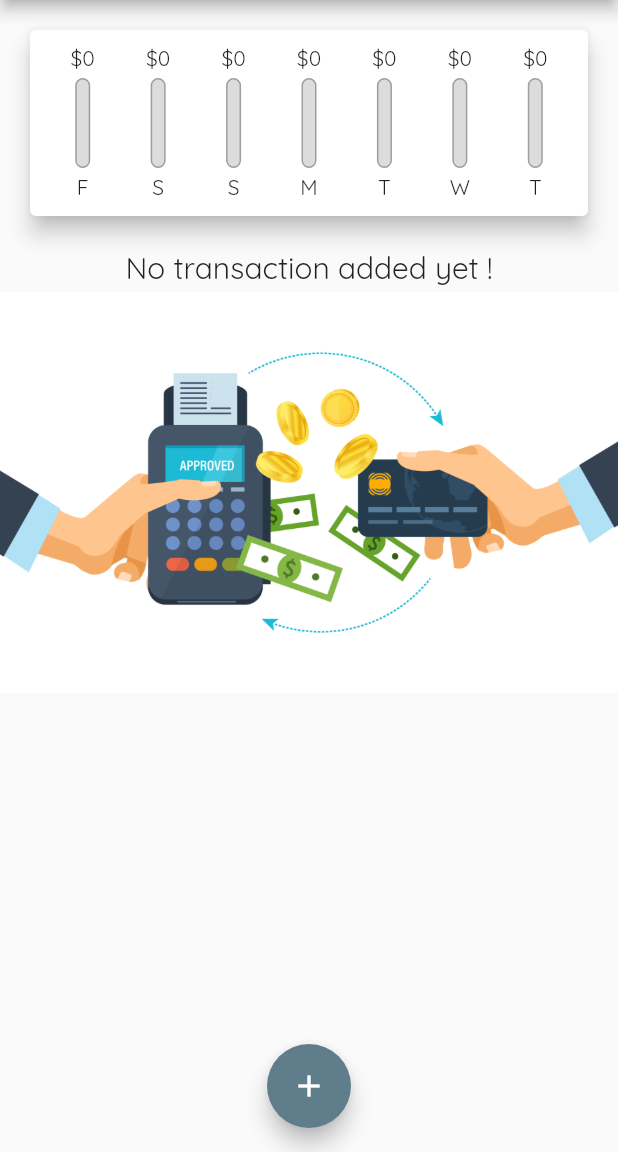
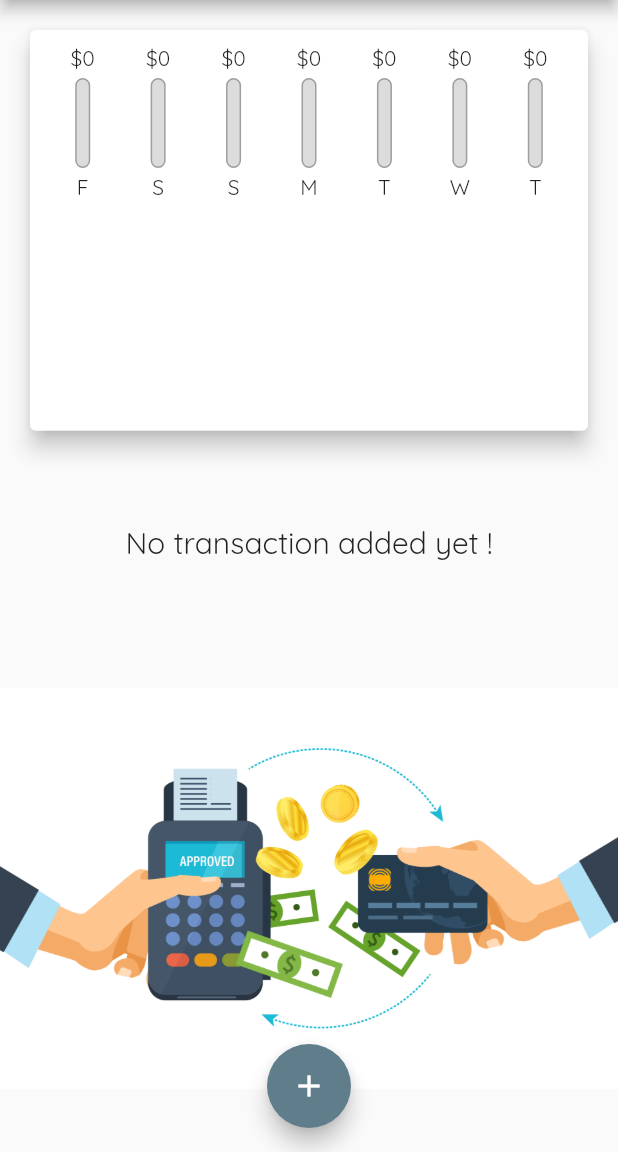
Before and after one commit to tbenjamin1/expenseManager_App_flutter, a Flutter app: the screen it shows after launch, on a phone screen of 412 x 824 dp, the part 84-1236 px from its top. Run offline on Flutter 3.47's test engine with Material 2 defaults, Android fonts, the phone set to English and light mode, and no system bars.

Commit message:
applying responsiveness for each size of screen

```diff
--- a/lib/main.dart
+++ b/lib/main.dart
@@ -20,7 +20,7 @@ class MyApp extends StatelessWidget {
                   headline6: TextStyle(
                       fontFamily: 'OpenSans',
                       fontSize: 30,
-                      fontWeight: FontWeight.bold,
+                      fontWeight: FontWeight.w300,
                       fontStyle: FontStyle.italic),
                 ),
           )),
@@ -35,20 +35,7 @@ class MyHomePage extends StatefulWidget {
 }
 
 class _MyHomePageState extends State<MyHomePage> {
-  final List<Transaction> _userTransactions = [
-    // Transaction(
-    //   id: 't1',
-    //   title: 'New Shoes',
-    //   amount: 69.99,
-    //   date: DateTime.now(),
-    // ),
-    // Transaction(
-    //   id: 't2',
-    //   title: 'Weekly Groceries',
-    //   amount: 16.53,
-    //   date: DateTime.now(),
-    // ),
-  ];
+  final List<Transaction> _userTransactions = [];
 
   List<Transaction> get _recentTransactions {
     return _userTransactions.where((tx) {
@@ -95,11 +82,11 @@ class _MyHomePageState extends State<MyHomePage> {
 
   @override
   Widget build(BuildContext context) {
-    return Scaffold(
-      appBar: AppBar(
+
+final appBar= AppBar(
         title: Text(
           'Personal Expense',
-          style: TextStyle(fontFamily: 'Quicksand'),
+          style: TextStyle(fontFamily: 'Quicksand',fontWeight: FontWeight.bold),
         ),
         actions: <Widget>[
           IconButton(
@@ -107,14 +94,21 @@ class _MyHomePageState extends State<MyHomePage> {
             onPressed: () => _startAddNewTransaction(context),
           ),
         ],
-      ),
+      );
+
+    return Scaffold(
+      appBar: appBar,
       body: SingleChildScrollView(
         child: Column(
           // mainAxisAlignment: MainAxisAlignment.start,
           crossAxisAlignment: CrossAxisAlignment.stretch,
           children: <Widget>[
-            Chart(_recentTransactions),
-            TransactionList(_userTransactions,deleteTransaction),
+            Container(
+              height: (MediaQuery.of(context).size.height - appBar.preferredSize.height - MediaQuery.of(context).padding.top )*0.4,
+              child: Chart(_recentTransactions)),
+            Container(
+              height: (MediaQuery.of(context).size.height - appBar.preferredSize.height - MediaQuery.of(context).padding.top)*0.6,
+              child: TransactionList(_userTransactions,deleteTransaction)),
           ],
         ),
       ),
--- a/lib/widgets/chart.dart
+++ b/lib/widgets/chart.dart
@@ -2,7 +2,6 @@ import 'package:flutter/material.dart';
 import '../model/transaction.dart';
 import 'package:intl/intl.dart';
 import '../widgets/chart_bar.dart';
-
 
 class Chart extends StatelessWidget {
   final List<Transaction> recentTransactions;
--- a/lib/widgets/transaction_list.dart
+++ b/lib/widgets/transaction_list.dart
@@ -9,9 +9,7 @@ class TransactionList extends StatelessWidget {
 
   @override
   Widget build(BuildContext context) {
-    return Container(
-      height: 300,
-      child: transaction.isEmpty
+    return  transaction.isEmpty
           ? Column(
             mainAxisAlignment: MainAxisAlignment.spaceAround,
           crossAxisAlignment: CrossAxisAlignment.center,
@@ -23,7 +21,13 @@ class TransactionList extends StatelessWidget {
             )
           : ListView.builder(
               itemBuilder: (context, index) {
-                return ListTile(
+                return Card(
+                  elevation: 5,
+                  margin: EdgeInsets.symmetric(
+                    vertical: 8,
+                    horizontal: 10
+                  ),
+                  child: ListTile(
                   leading: Container(
                     height: 60,
                     width: 60,
@@ -36,14 +40,15 @@ class TransactionList extends StatelessWidget {
                       child: FittedBox(child: Text('\$${transaction[index].amount.toStringAsFixed(2)}',style: TextStyle(color:Colors.white,fontWeight: FontWeight.bold),)),
                     ),
                   ),
-                title: Text(transaction[index].title,style: Theme.of(context).textTheme.headline6,),
+                  title: Text(transaction[index].title,style:TextStyle(fontWeight: FontWeight.bold,fontSize:20),),
                   subtitle: Text(DateFormat.yMMMd().format(transaction[index].date),),
                   trailing:IconButton(onPressed: ()=>deleteTransaction(transaction[index].id), icon:Icon(Icons.delete,color: Colors.blueGrey,)),
+                  ),
                 );
 
               },
               itemCount: transaction.length,
-            ),
             );
+
   }
 }
```
Lines whose indentation alone changed are shown as unchanged.
